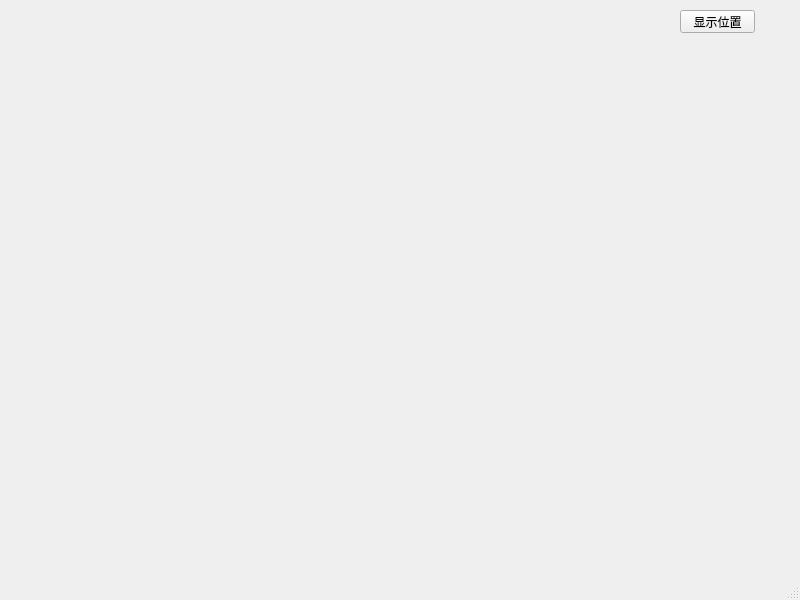
GuidoLuo0521/Notes, file Qt/QtDevelopmentAndExamples/Chapter06-Qt5ShapeAndImage/mainwindow.ui: the form before one commit.
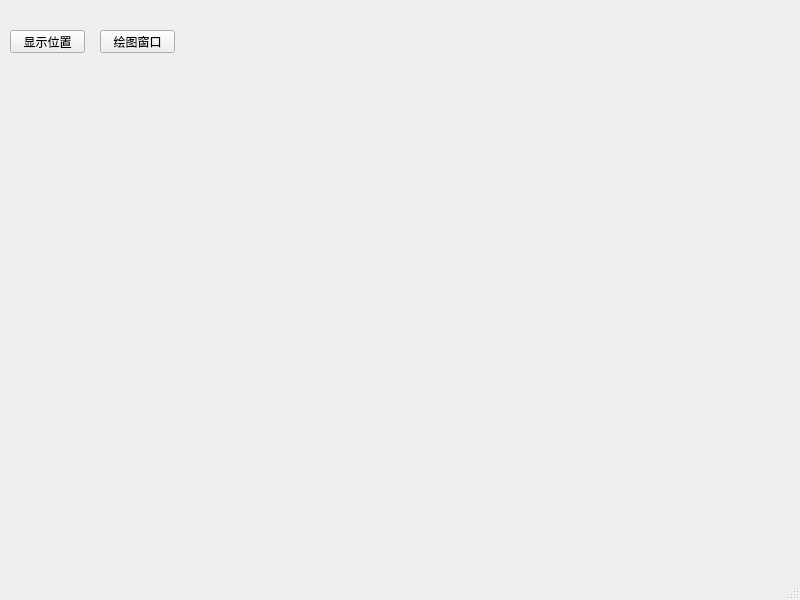
The form after the commit.

Commit message: 增加绘图软件框架

```diff
--- a/Qt/QtDevelopmentAndExamples/Chapter06-Qt5ShapeAndImage/mainwindow.ui
+++ b/Qt/QtDevelopmentAndExamples/Chapter06-Qt5ShapeAndImage/mainwindow.ui
@@ -17,8 +17,8 @@
    <widget class="QPushButton" name="btnPosition">
     <property name="geometry">
      <rect>
-      <x>680</x>
-      <y>10</y>
+      <x>10</x>
+      <y>30</y>
       <width>75</width>
       <height>23</height>
      </rect>
@@ -27,6 +27,19 @@
      <string>显示位置</string>
     </property>
    </widget>
+   <widget class="QPushButton" name="btnDraw">
+    <property name="geometry">
+     <rect>
+      <x>100</x>
+      <y>30</y>
+      <width>75</width>
+      <height>23</height>
+     </rect>
+    </property>
+    <property name="text">
+     <string>绘图窗口</string>
+    </property>
+   </widget>
   </widget>
   <widget class="QMenuBar" name="menubar">
    <property name="geometry">
```
The commit also changes 23 other files.
